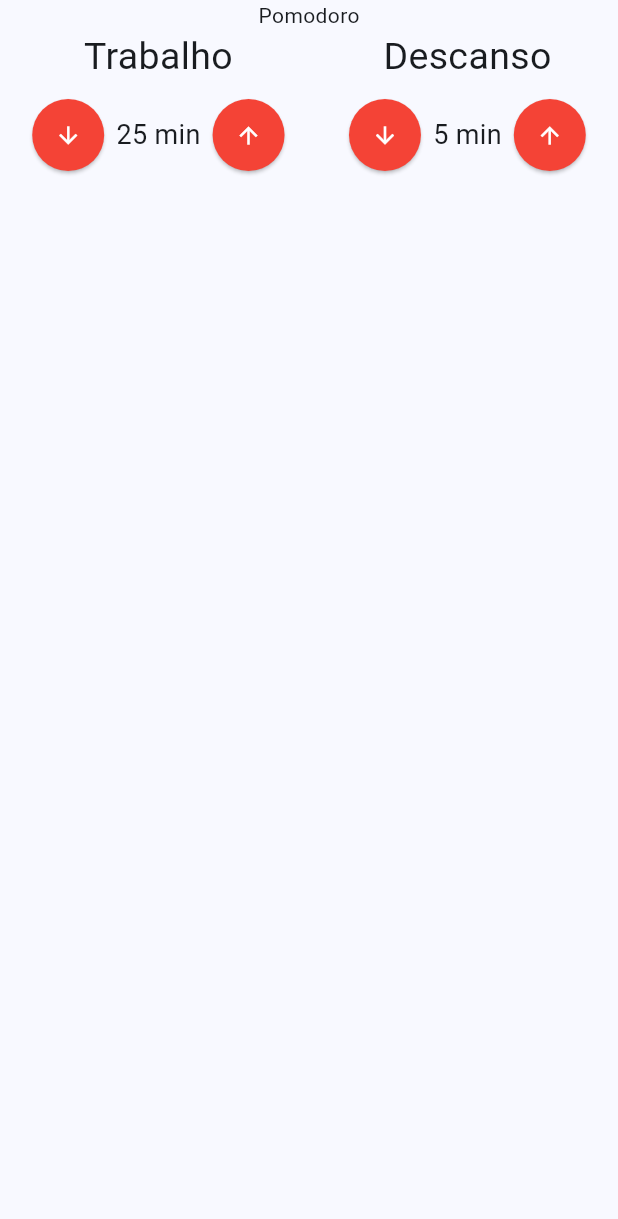
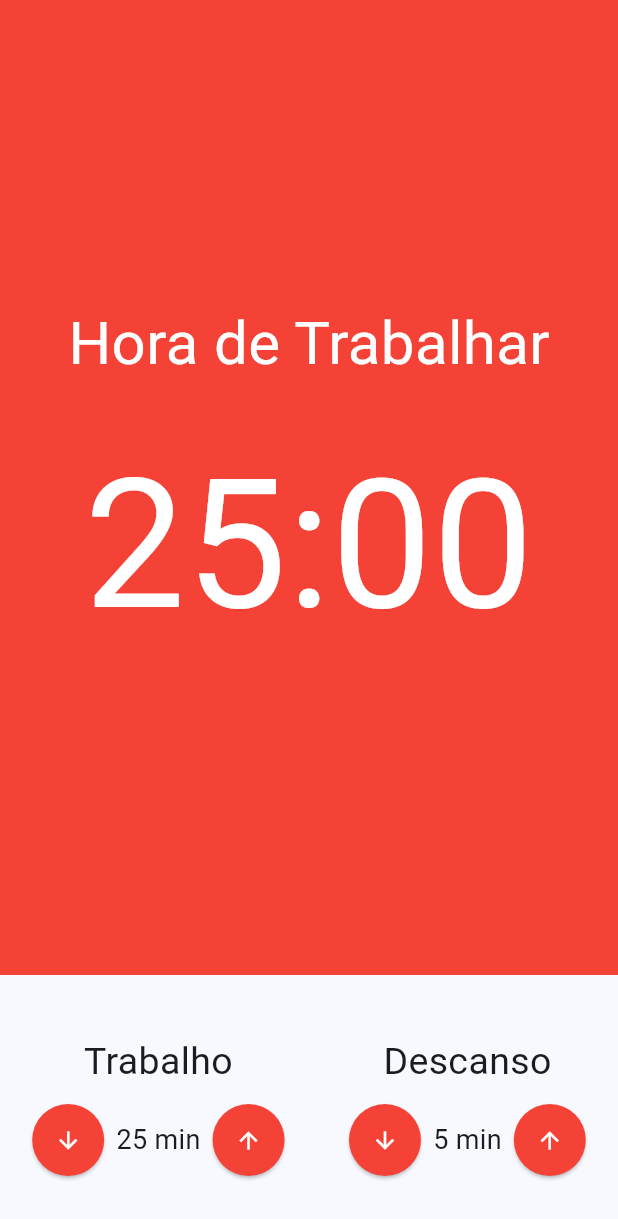
Before and after one commit to AfonsoMachado/pomodoro, a Flutter app: the screen it shows after launch, on a phone screen of 412 x 824 dp. Shown: the top 1219 px of the screen. Run offline on Flutter 3.47's test engine with Material 3 defaults, Android fonts, the phone set to English and light mode, and no system bars; our stand-ins replace flutter_mobx, mobx; generated files the repository leaves out were written again.

Commit message:
create timer component

```diff
--- a/lib/components/pomodoro.dart
+++ b/lib/components/pomodoro.dart
@@ -1,4 +1,5 @@
 import 'package:flutter/material.dart';
+import 'package:pomodoro/components/pomodoro_timer.dart';
 import 'package:pomodoro/components/time_input.dart';
 
 class Pomodoro extends StatelessWidget {
@@ -8,9 +9,12 @@ class Pomodoro extends StatelessWidget {
   Widget build(BuildContext context) {
     return const Scaffold(
       body: Column(
+        crossAxisAlignment: CrossAxisAlignment.stretch,
         children: [
-          Text('Pomodoro'),
-          Row(
+          Expanded(child: PomodoroTimer()),
+          Padding(
+            padding: EdgeInsets.symmetric(vertical: 40),
+            child: Row(
               mainAxisAlignment: MainAxisAlignment.spaceAround,
               children: [
                 TimeInput(
@@ -22,6 +26,7 @@ class Pomodoro extends StatelessWidget {
                   value: 5,
                 )
               ],
+            ),
           )
         ],
       ),
--- /dev/null
+++ b/lib/components/pomodoro_timer.dart
@@ -0,0 +1,26 @@
+import 'package:flutter/material.dart';
+
+class PomodoroTimer extends StatelessWidget {
+  const PomodoroTimer({super.key});
+
+  @override
+  Widget build(BuildContext context) {
+    return Container(
+      color: Colors.red,
+      child: const Column(
+        mainAxisAlignment: MainAxisAlignment.center,
+        children: [
+          Text(
+            'Hora de Trabalhar',
+            style: TextStyle(fontSize: 40, color: Colors.white),
+          ),
+          SizedBox(height: 20),
+          Text(
+            '25:00',
+            style: TextStyle(fontSize: 120, color: Colors.white),
+          )
+        ],
+      ),
+    );
+  }
+}
```
Lines whose indentation alone changed are shown as unchanged.
